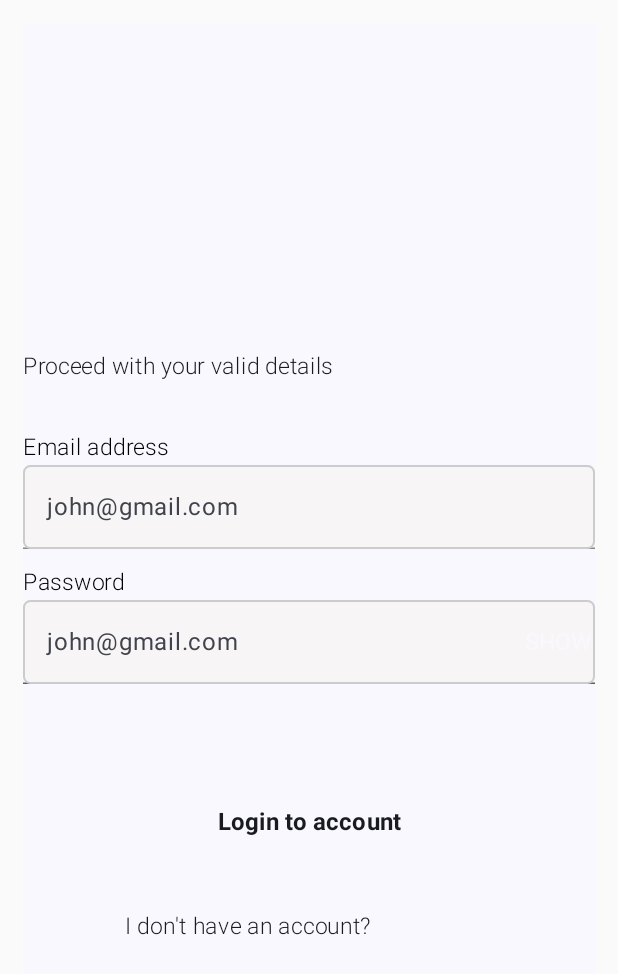
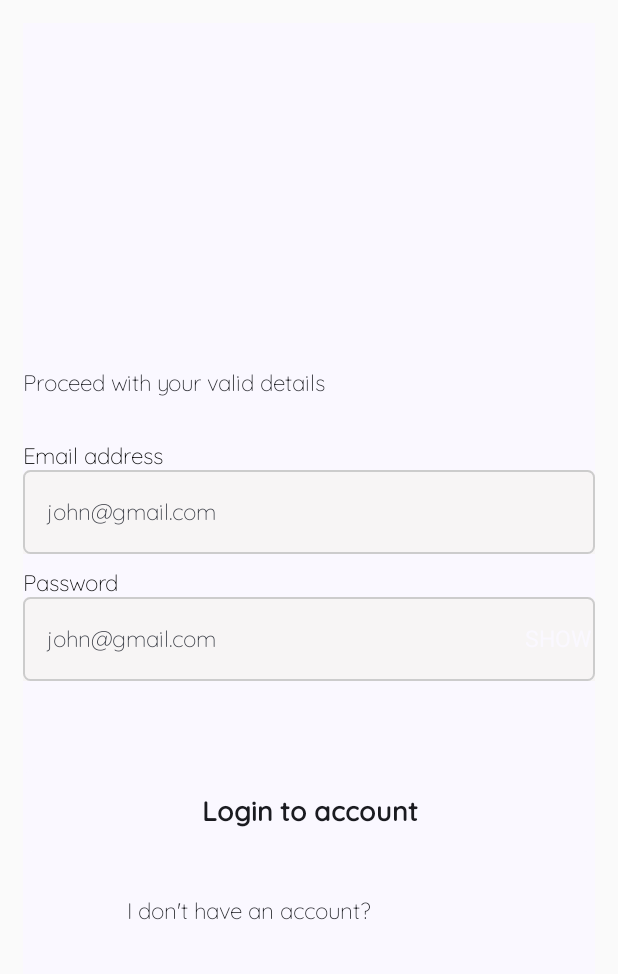
Before and after one commit to John-Maricool/POS-Application, an Android app built with Jetpack Compose: the screen it shows after launch (MainActivity), on a phone screen of 412 x 824 dp. Shown: the top 974 px of the screen. Run offline under Robolectric (Android 15) with nearby library versions, the phone set to English and light mode, and no system bars.

Commit message:
Done the font Family changes. Working perfectly

```diff
--- a/app/src/main/java/com/maricool/posapplication/ui/auth/SignInComposable.kt
+++ b/app/src/main/java/com/maricool/posapplication/ui/auth/SignInComposable.kt
@@ -35,6 +35,7 @@ import androidx.compose.ui.text.input.VisualTransformation
 import androidx.compose.ui.text.style.TextAlign
 import androidx.compose.ui.unit.dp
 import androidx.compose.ui.unit.sp
+import com.maricool.posapplication.ui.theme.typography
 
 @Composable
 fun SignInComposable() {
@@ -48,15 +49,13 @@ fun SignInComposable() {
         Column(modifier = Modifier.align(Alignment.CenterStart)) {
             Text(
                 "Welcome Back",
-                fontWeight = FontWeight.Medium,
-                fontSize = 23.sp,
+                style = typography.bodyLarge,
                 color = MaterialTheme.colorScheme.surface
             )
             Spacer(modifier = Modifier.height(10.dp))
             Text(
                 "Proceed with your valid details",
-                fontWeight = FontWeight.Light,
-                fontSize = 15.sp,
+                style = typography.bodySmall,
                 color = MaterialTheme.colorScheme.onBackground
             )
             Spacer(modifier = Modifier.height(30.dp))
@@ -67,8 +66,8 @@ fun SignInComposable() {
             Box(contentAlignment = Alignment.CenterEnd, modifier = Modifier.fillMaxWidth()) {
                 Text(
                     "Forgot Password?",
+                    style = typography.bodySmall,
                     fontWeight = FontWeight.SemiBold,
-                    fontSize = 15.sp,
                     color = MaterialTheme.colorScheme.surface,
                 )
             }
@@ -93,7 +92,10 @@ fun SingleInputField() {
     val isFocused = interactionSource.collectIsFocusedAsState().value
 
     Column() {
-        Text("Email address", fontWeight = FontWeight.Light, fontSize = 15.sp)
+        Text(
+            "Email address", style = typography.bodySmall,
+            fontSize = 15.sp
+        )
         TextField(
             value = state.value,
             singleLine = true,
@@ -105,11 +107,15 @@ fun SingleInputField() {
                     shape = RoundedCornerShape(5.dp)
                 ),
             interactionSource = interactionSource,
-            placeholder = { Text(text = "john@gmail.com") },
+            placeholder = {
+                Text(
+                    text = "john@gmail.com", style = typography.bodySmall,
+                )
+            },
             colors = TextFieldDefaults.outlinedTextFieldColors(
                 textColor = Color.Black,
                 focusedBorderColor = Color.Transparent,
-                unfocusedBorderColor = Color.Gray,
+                unfocusedBorderColor = Color.Transparent,
                 containerColor = Color(0xFFF7F5F5)
             )
         )
@@ -126,7 +132,9 @@ fun SinglePasswordField() {
     val isFocused = interactionSource.collectIsFocusedAsState().value
 
     Column {
-        Text("Password", fontWeight = FontWeight.Light, fontSize = 15.sp)
+        Text(
+            "Password", style = typography.bodySmall, fontSize = 15.sp
+        )
 
         TextField(
             value = state.value,
@@ -143,10 +151,16 @@ fun SinglePasswordField() {
                     onValueChange = { passwordVisibility.value = it },
                 ),
             interactionSource = interactionSource,
-            placeholder = { Text(text = "john@gmail.com") },
+            placeholder = {
+                Text(
+                    text = "john@gmail.com",
+                    style = typography.bodySmall,
+                )
+            },
             colors = TextFieldDefaults.outlinedTextFieldColors(
                 textColor = Color.Black,
                 focusedBorderColor = Color.Transparent,
+                unfocusedBorderColor = Color.Transparent,
                 containerColor = Color(0xFFF7F5F5)
             ),
             visualTransformation = if (passwordVisibility.value) VisualTransformation.None else PasswordVisualTransformation(),
@@ -164,7 +178,6 @@ fun SinglePasswordField() {
     }
 }
 
-
 @Composable
 fun DefaultButton(text: String, onClick: () -> Unit) {
     Button(
@@ -177,9 +190,9 @@ fun DefaultButton(text: String, onClick: () -> Unit) {
     ) {
         Text(
             text = text,
+            style = typography.bodyMedium,
             color = MaterialTheme.colorScheme.onSurface,
             fontWeight = FontWeight.Bold,
-            fontSize = 16.sp,
             textAlign = TextAlign.Center
         )
     }
@@ -190,12 +203,13 @@ fun DefaultButton(text: String, onClick: () -> Unit) {
 fun IDontHaveAnAccount() {
     Row {
         Text(
-            text = "I don't have an account? ", fontWeight = FontWeight.Light,
-            fontSize = 15.sp,
+            text = "I don't have an account? ",
+            style = typography.bodySmall,
             color = MaterialTheme.colorScheme.onBackground,
         )
         Text(
-            text = "Create one", fontWeight = FontWeight.SemiBold,
+            text = "Create one",
+            style = typography.bodyMedium,
             fontSize = 15.sp,
             color = MaterialTheme.colorScheme.surface,
         )
--- /dev/null
+++ b/app/src/main/java/com/maricool/posapplication/ui/theme/Typography.kt
@@ -0,0 +1,32 @@
+package com.maricool.posapplication.ui.theme
+
+import androidx.compose.material3.Typography
+import androidx.compose.ui.text.TextStyle
+import androidx.compose.ui.text.font.Font
+import androidx.compose.ui.text.font.FontFamily
+import androidx.compose.ui.text.font.FontWeight
+import androidx.compose.ui.unit.sp
+import com.maricool.posapplication.R
+
+val quickSand = listOf(
+    Font(R.font.quicksand_bold, weight = FontWeight.Bold),
+    Font(R.font.quicksand_light, weight = FontWeight.Light),
+    Font(R.font.quicksand_medium, weight = FontWeight.Medium),
+    Font(R.font.quicksand_semibold, weight = FontWeight.SemiBold),
+    Font(R.font.quicksand_regular, weight = FontWeight.Medium)
+)
+
+val typography = Typography(
+    bodySmall = TextStyle(
+        fontSize = 15.sp,
+        fontFamily = FontFamily(quickSand[1]),
+    ),
+    bodyMedium = TextStyle(
+        fontSize = 18.sp,
+        fontFamily = FontFamily(quickSand[2]),
+    ),
+    bodyLarge = TextStyle(
+        fontSize = 23.sp,
+        fontFamily = FontFamily(quickSand[3]),
+    ),
+)
```
Also changed, not shown: app/src/main/res/font/quicksand_bold.ttf (added), app/src/main/res/font/quicksand_light.ttf (added), app/src/main/res/font/quicksand_medium.ttf (added), app/src/main/res/font/quicksand_regular.ttf (added), app/src/main/res/font/quicksand_semibold.ttf (added).
